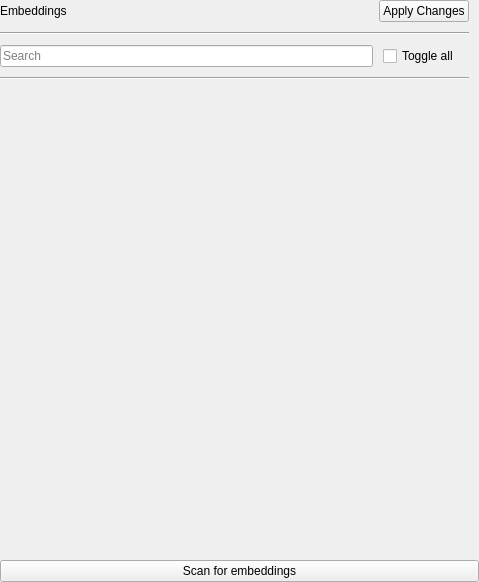
Qt form src/airunner/gui/widgets/embeddings/templates/embeddings_container.ui (Capsize-Games/airunner) before a commit.
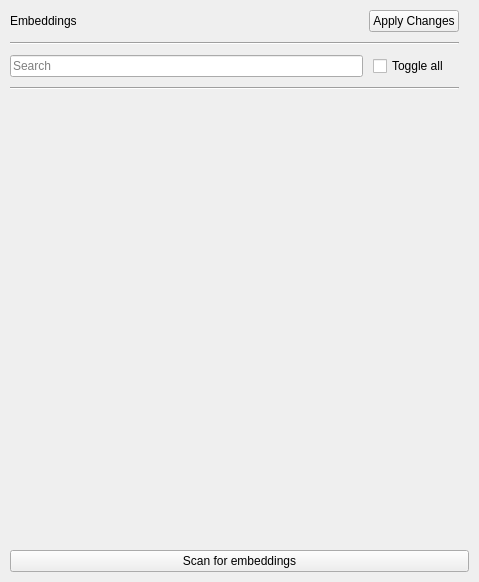
The same form after that commit. Custom widgets are drawn as their Qt base class.

What changed in the file:
```diff
--- a/src/airunner/gui/widgets/embeddings/templates/embeddings_container.ui
+++ b/src/airunner/gui/widgets/embeddings/templates/embeddings_container.ui
@@ -15,16 +15,16 @@
   </property>
   <layout class="QGridLayout" name="gridLayout">
    <property name="leftMargin">
-    <number>0</number>
+    <number>10</number>
    </property>
    <property name="topMargin">
-    <number>0</number>
+    <number>10</number>
    </property>
    <property name="rightMargin">
-    <number>0</number>
+    <number>10</number>
    </property>
    <property name="bottomMargin">
-    <number>0</number>
+    <number>10</number>
    </property>
    <property name="horizontalSpacing">
     <number>0</number>
@@ -53,8 +53,8 @@
        <rect>
         <x>0</x>
         <y>0</y>
-        <width>479</width>
-        <height>436</height>
+        <width>459</width>
+        <height>413</height>
        </rect>
       </property>
       <layout class="QGridLayout" name="gridLayout_2">
```
